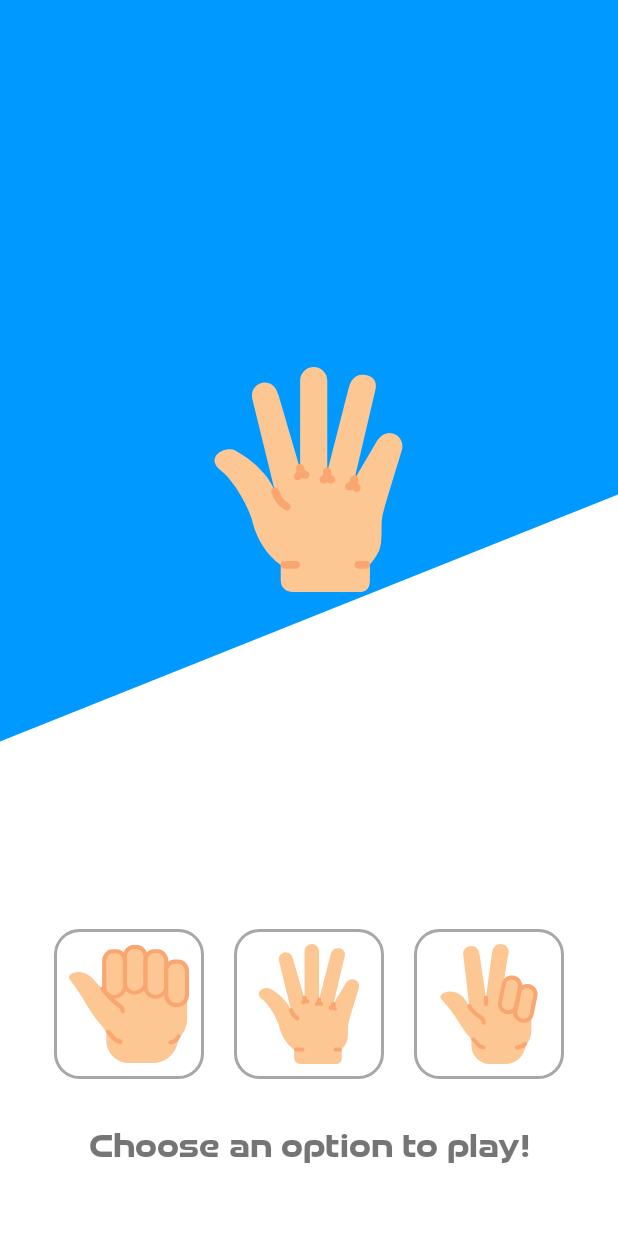
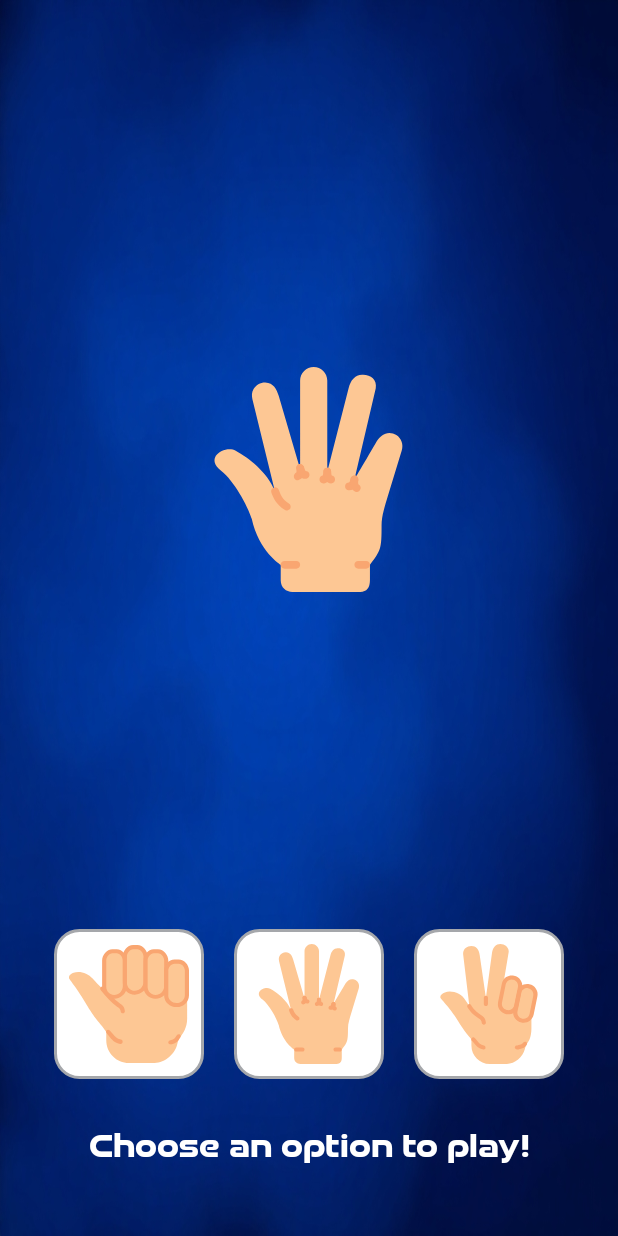
Before and after one commit to devstromo/rock-paper-scissors-kotlin-c, an Android app: the screen it shows after launch (MainActivity), on a phone screen of 412 x 824 dp. Run offline under Robolectric (Android 15) with nearby library versions, the phone set to English and light mode, and no system bars; 1 statement that could not run was skipped.

Commit message:
Rock Paper Scissors | update background image

```diff
--- a/app/src/main/res/drawable/background.xml
+++ /dev/null
@@ -1,9 +0,0 @@
-<vector xmlns:android="http://schemas.android.com/apk/res/android"
-    android:width="1440dp"
-    android:height="320dp"
-    android:viewportWidth="1440"
-    android:viewportHeight="320">
-  <path
-      android:pathData="M0,192L1440,128L1440,0L0,0Z"
-      android:fillColor="#0099ff"/>
-</vector>
--- a/app/src/main/res/layout/activity_main.xml
+++ b/app/src/main/res/layout/activity_main.xml
@@ -16,6 +16,7 @@
         android:padding="16dp"
         android:text="@string/option_to_play_title"
         android:textSize="22sp"
+        android:textColor="@color/white"
         android:layout_marginBottom="30dp"
         app:layout_constraintBottom_toBottomOf="parent"
         app:layout_constraintEnd_toEndOf="parent"
@@ -92,6 +93,7 @@
         android:padding="16dp"
         android:text=""
         android:textSize="18sp"
+        android:textColor="@color/white"
         app:layout_constraintEnd_toEndOf="parent"
         app:layout_constraintStart_toStartOf="parent"
         app:layout_constraintTop_toTopOf="parent" />
```
Also changed, not shown: app/src/main/res/drawable/background.png (added).
